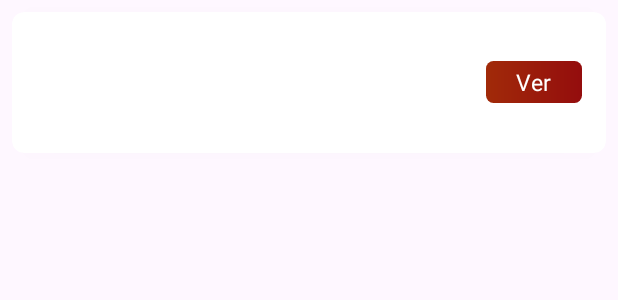
After one commit to AleGTorres/CookBookMobile, an Android app: the layout item_receita.xml on its own in the app's theme, with its tools: preview values and no code run, on a phone screen of 412 x 824 dp. The commit adds this screen. Shown: the top 300 px of the screen. Run offline under Robolectric (Android 15) with nearby library versions, the phone set to English and light mode, and no system bars.

Commit message:
style/feat: botão de ver e som ao clique

```diff
--- /dev/null
+++ b/app/src/main/res/drawable/rectangle_1.xml
@@ -0,0 +1,23 @@
+<vector xmlns:android="http://schemas.android.com/apk/res/android"
+    xmlns:aapt="http://schemas.android.com/aapt"
+    android:width="64dp"
+    android:height="28dp"
+    android:viewportWidth="64"
+    android:viewportHeight="28">
+
+    <!-- Path com cantos arredondados -->
+    <path
+        android:pathData="M5,0 h54 a5,5 0 0 1 5,5 v18 a5,5 0 0 1 -5,5 h-54 a5,5 0 0 1 -5,-5 v-18 a5,5 0 0 1 5,-5 z">
+        <aapt:attr name="android:fillColor">
+            <gradient
+                android:type="linear"
+                android:startX="0"
+                android:startY="14"
+                android:endX="64"
+                android:endY="14">
+                <item android:color="#A12A09" android:offset="0"/>
+                <item android:color="#940D0D" android:offset="1"/>
+            </gradient>
+        </aapt:attr>
+    </path>
+</vector>
--- /dev/null
+++ b/app/src/main/res/layout/item_receita.xml
@@ -0,0 +1,64 @@
+<?xml version="1.0" encoding="utf-8"?>
+<androidx.cardview.widget.CardView
+    xmlns:android="http://schemas.android.com/apk/res/android"
+    xmlns:app="http://schemas.android.com/apk/res-auto"
+    android:layout_width="match_parent"
+    android:layout_height="wrap_content"
+    android:layout_margin="8dp"
+    android:background="@color/white"
+    app:cardCornerRadius="8dp"
+    app:cardElevation="4dp">
+
+    <RelativeLayout
+        android:layout_width="match_parent"
+        android:layout_height="wrap_content"
+        android:padding="16dp">
+
+        <TextView
+            android:id="@+id/tvNomeReceita"
+            android:layout_width="match_parent"
+            android:layout_height="wrap_content"
+            android:textSize="18sp"
+            android:textColor="@color/black"
+            android:textStyle="bold"
+            android:layout_toLeftOf="@+id/btnTocarSom" />
+
+        <TextView
+            android:id="@+id/tvDescricaoReceita"
+            android:layout_width="match_parent"
+            android:layout_height="wrap_content"
+            android:layout_below="@id/tvNomeReceita"
+            android:layout_marginTop="8dp"
+            android:layout_toLeftOf="@id/btnTocarSom"
+            android:textSize="14sp"
+            android:textColor="@color/black" />
+
+        <FrameLayout
+            android:id="@+id/btnTocarSom"
+            android:layout_width="64dp"
+            android:layout_height="28dp"
+            android:layout_alignParentEnd="true"
+            android:layout_centerVertical="true"
+            android:layout_marginTop="34dp"
+            android:clickable="true"
+            android:focusable="true"
+            android:foreground="?attr/selectableItemBackground"> <!-- Linha adicionada -->
+
+            <!-- Botão estilizado -->
+            <View
+                android:layout_width="match_parent"
+                android:layout_height="match_parent"
+                android:background="@drawable/rectangle_1"
+                android:nestedScrollingEnabled="false" />
+
+            <TextView
+                android:id="@+id/ver"
+                android:layout_width="wrap_content"
+                android:layout_height="wrap_content"
+                android:layout_gravity="center"
+                android:text="Ver"
+                android:textAppearance="@style/ver" />
+        </FrameLayout>
+
+    </RelativeLayout>
+</androidx.cardview.widget.CardView>
--- a/app/src/main/res/values/styles.xml
+++ b/app/src/main/res/values/styles.xml
@@ -4,4 +4,9 @@
         <item name="android:textSize">32sp</item>
         <item name="android:textColor">#FFFFFF</item>
     </style>
+
+    <style name="ver">
+        <item name="android:textSize">15sp</item>
+        <item name="android:textColor">#FFFFFF</item>
+    </style>
 </resources>
```
Also changed, not shown: app/src/main/java/com/example/receitasdeliciosas/ListaReceitasFragment.java (+12 -47 lines), app/src/main/java/com/example/receitasdeliciosas/ReceitasAdapter.java (added, +68 -0 lines), app/src/main/res/layout/fragment_lista_receitas.xml (+4 -24 lines), 1 other file.
